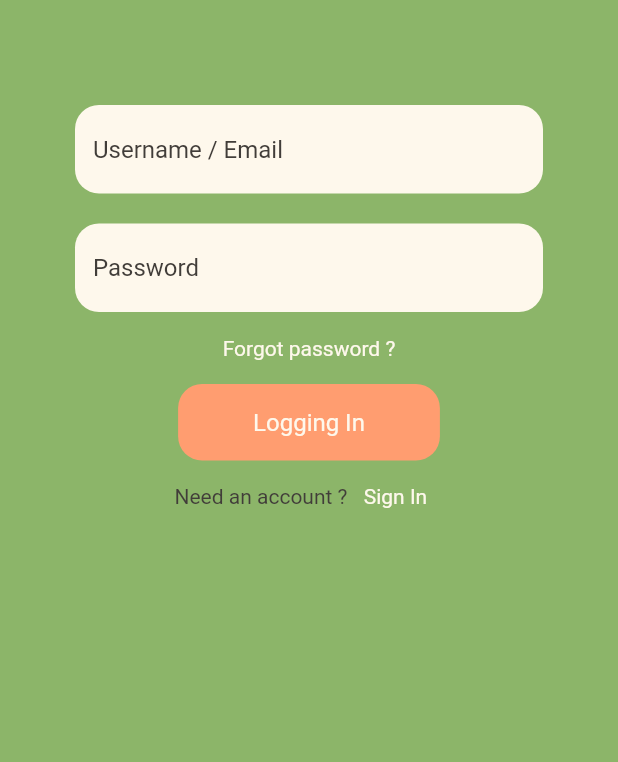
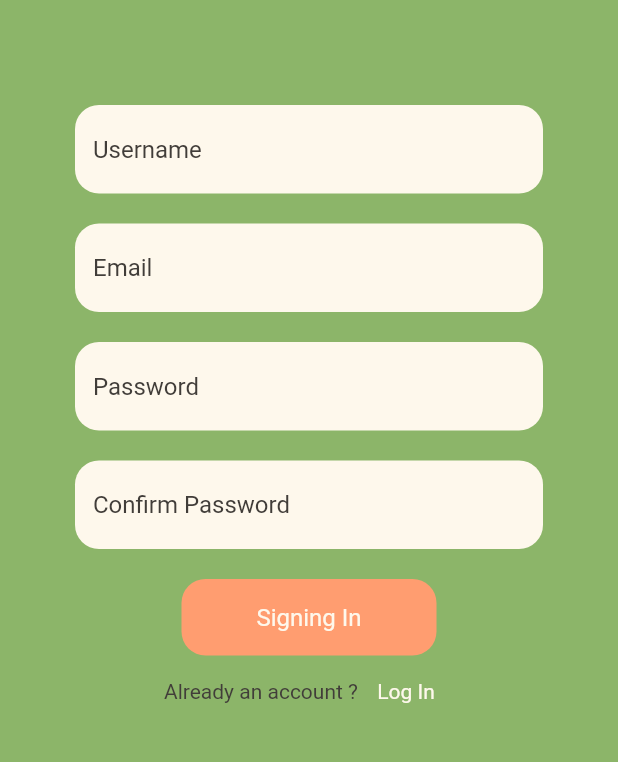
Before and after one commit to Orthoceras69/feed-meal, a Flutter app: the screen it shows after launch, after a tap on "Sign In", on a phone screen of 412 x 824 dp, the part 375-1137 px from its top. Run offline on Flutter 3.47's test engine with Material 2 defaults, Android fonts, the phone set to English and light mode, and no system bars.

Commit message:
feat: add register page and login routes

```diff
--- a/lib/views/homepage.dart
+++ b/lib/views/homepage.dart
@@ -2,6 +2,7 @@
 import 'package:flutter/material.dart';
 import '../widgets/appbar.dart';
 import '../widgets/drawer.dart';
+import 'login.dart';
 
 class HomePage extends StatefulWidget {
   const HomePage({Key? key}) : super(key: key);
--- a/lib/views/login.dart
+++ b/lib/views/login.dart
@@ -1,5 +1,7 @@
 import 'package:feed_meal_app/config/class_palette.dart';
 import 'package:flutter/material.dart';
+import 'register.dart';
+import 'homepage.dart';
 
 class LoginPage extends StatefulWidget {
   const LoginPage({Key? key}) : super(key: key);
@@ -13,6 +15,7 @@
   @override
   Widget build(BuildContext context) {
     return Scaffold(
+        resizeToAvoidBottomInset: false,
         body: Container(
             decoration: const BoxDecoration(color: Palette.primary),
             child: Column(children: [
@@ -62,7 +65,12 @@
                             top: 0, left: 25, right: 25, bottom: 0),
                         child: TextButton(
                           onPressed: () {
-                            print('Forgot Password ?');
+                            print('forgot password'); // TODO
+                            // Navigator.push(
+                            //   context,
+                            //   MaterialPageRoute(
+                            //       builder: (context) => const 'Page'()),
+                            // );
                           },
                           child: const Text(
                             "Forgot password ?",
@@ -87,7 +95,11 @@
                                 fontSize: 16, fontFamily: "Roboto"),
                           ),
                           onPressed: () {
-                            print('Logging In');
+                            Navigator.push(
+                              context,
+                              MaterialPageRoute(
+                                  builder: (context) => const HomePage()),
+                            );
                           },
                           child: const Text('Logging In'))
                     ]),
@@ -100,7 +112,11 @@
                         ),
                         TextButton(
                             onPressed: () {
-                              print('Sign In');
+                              Navigator.push(
+                                context,
+                                MaterialPageRoute(
+                                    builder: (context) => const RegisterPage()),
+                              );
                             },
                             child: const Text(
                               "Sign In",
--- /dev/null
+++ b/lib/views/register.dart
@@ -0,0 +1,139 @@
+import 'package:feed_meal_app/config/class_palette.dart';
+import 'package:flutter/material.dart';
+
+class RegisterPage extends StatefulWidget {
+  const RegisterPage({Key? key}) : super(key: key);
+  @override
+  State<RegisterPage> createState() => _RegisterPageState();
+}
+
+String title = "Login";
+
+class _RegisterPageState extends State<RegisterPage> {
+  @override
+  Widget build(BuildContext context) {
+    return Scaffold(
+        resizeToAvoidBottomInset: false,
+        body: Container(
+            decoration: const BoxDecoration(color: Palette.primary),
+            child: Column(children: [
+              const Center(
+                  child: Padding(
+                      padding: EdgeInsets.only(top: 100.0),
+                      child: Image(
+                          image: AssetImage("assets/img/logo_blanc.png"),
+                          width: 150))),
+              Padding(
+                  padding:
+                      const EdgeInsets.only(top: 50.0, left: 25.0, right: 25.0),
+                  child: Center(
+                      child: Column(children: [
+                    const Padding(
+                      padding:
+                          EdgeInsets.only(top: 20, left: 25.0, right: 25.0),
+                      child: TextField(
+                        decoration: InputDecoration(
+                            filled: true,
+                            fillColor: Palette.light,
+                            hintStyle: TextStyle(color: Palette.dark),
+                            border: OutlineInputBorder(
+                                borderSide: BorderSide(
+                                    style: BorderStyle.none, width: 0),
+                                borderRadius:
+                                    BorderRadius.all(Radius.circular(16))),
+                            hintText: 'Username'),
+                      ),
+                    ),
+                    const Padding(
+                      padding:
+                          EdgeInsets.only(top: 20, left: 25.0, right: 25.0),
+                      child: TextField(
+                        decoration: InputDecoration(
+                            filled: true,
+                            fillColor: Palette.light,
+                            hintStyle: TextStyle(color: Palette.dark),
+                            border: OutlineInputBorder(
+                                borderSide: BorderSide(
+                                    style: BorderStyle.none, width: 0),
+                                borderRadius:
+                                    BorderRadius.all(Radius.circular(16))),
+                            hintText: 'Email'),
+                      ),
+                    ),
+                    const Padding(
+                      padding:
+                          EdgeInsets.only(top: 20, left: 25.0, right: 25.0),
+                      child: TextField(
+                        decoration: InputDecoration(
+                            filled: true,
+                            fillColor: Palette.light,
+                            hintStyle: TextStyle(color: Palette.dark),
+                            border: OutlineInputBorder(
+                                borderSide: BorderSide(
+                                    style: BorderStyle.none, width: 0),
+                                borderRadius:
+                                    BorderRadius.all(Radius.circular(16))),
+                            hintText: 'Password'),
+                      ),
+                    ),
+                    const Padding(
+                        padding:
+                            EdgeInsets.only(top: 20, left: 25.0, right: 25.0),
+                        child: TextField(
+                            decoration: InputDecoration(
+                                filled: true,
+                                fillColor: Palette.light,
+                                hintStyle: TextStyle(color: Palette.dark),
+                                border: OutlineInputBorder(
+                                    borderSide: BorderSide(
+                                        style: BorderStyle.none, width: 0),
+                                    borderRadius:
+                                        BorderRadius.all(Radius.circular(16))),
+                                hintText: 'Confirm Password'))),
+                    Padding(
+                      padding:
+                          const EdgeInsets.only(top: 20.0, left: 25, right: 25),
+                      child: Stack(children: <Widget>[
+                        Positioned.fill(
+                          child: Container(
+                            decoration: const BoxDecoration(
+                                color: Palette.secondary,
+                                borderRadius:
+                                    BorderRadius.all(Radius.circular(16))),
+                          ),
+                        ),
+                        TextButton(
+                            style: TextButton.styleFrom(
+                              padding: const EdgeInsets.only(
+                                  top: 16, left: 50, right: 50, bottom: 16),
+                              primary: Palette.light,
+                              textStyle: const TextStyle(
+                                  fontSize: 16, fontFamily: "Roboto"),
+                            ),
+                            onPressed: () {
+                              print('Signing In');
+                            },
+                            child: const Text('Signing In'))
+                      ]),
+                    ),
+                    Row(
+                      mainAxisAlignment: MainAxisAlignment.center,
+                      children: [
+                        const Text(
+                          "Already an account ?",
+                          style: TextStyle(color: Palette.dark),
+                        ),
+                        TextButton(
+                            onPressed: () {
+                              Navigator.pop(context);
+                            },
+                            child: const Text(
+                              "Log In",
+                              style: TextStyle(color: Palette.light),
+                            ))
+                      ],
+                    )
+                  ])))
+            ])));
+  }
+}
--- a/lib/widgets/drawer.dart
+++ b/lib/widgets/drawer.dart
@@ -43,7 +43,8 @@
                             style: TextStyle(color: Palette.dark)),
                         onTap: () {}),
                     Padding(
-                        padding: const EdgeInsets.only(top: 500),
+                        padding: EdgeInsetsDirectional.only(
+                            top: MediaQuery.of(context).size.height * 0.5),
                         child: ListTile(
                             leading:
                                 const Icon(Icons.settings, color: Palette.dark),
```
Also changed, not shown: 1 other file.
